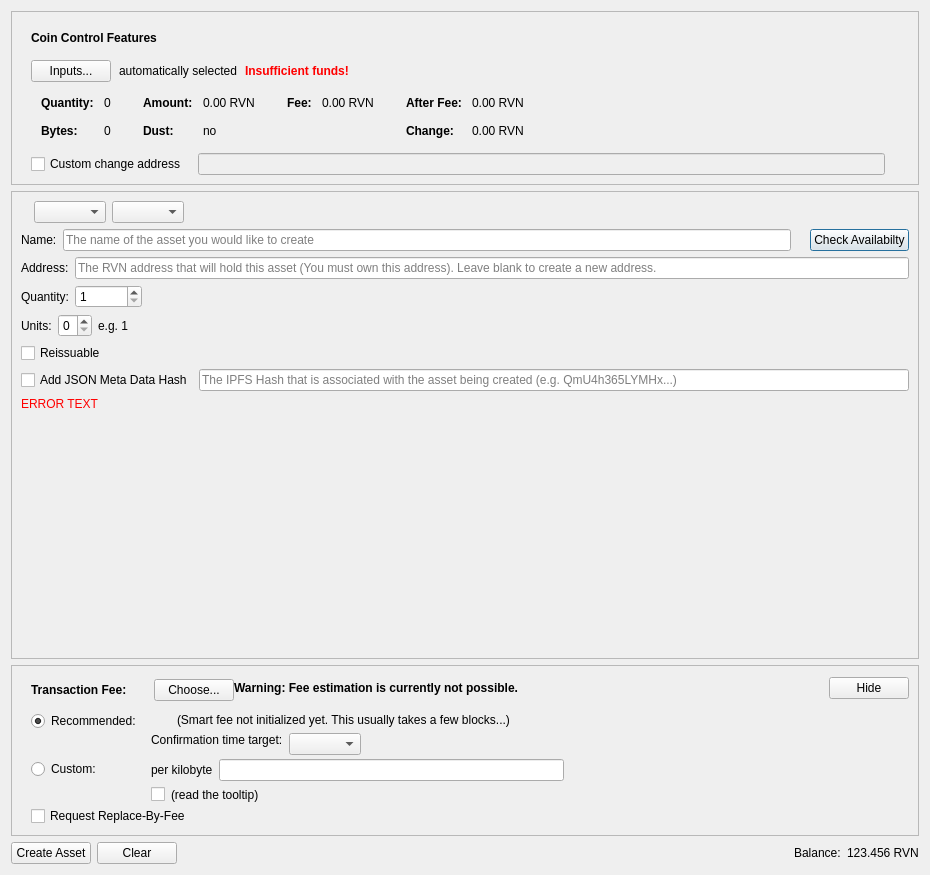
Old version of the form src/qt/forms/createassetdialog.ui in the repository RavenProject/Ravencoin.
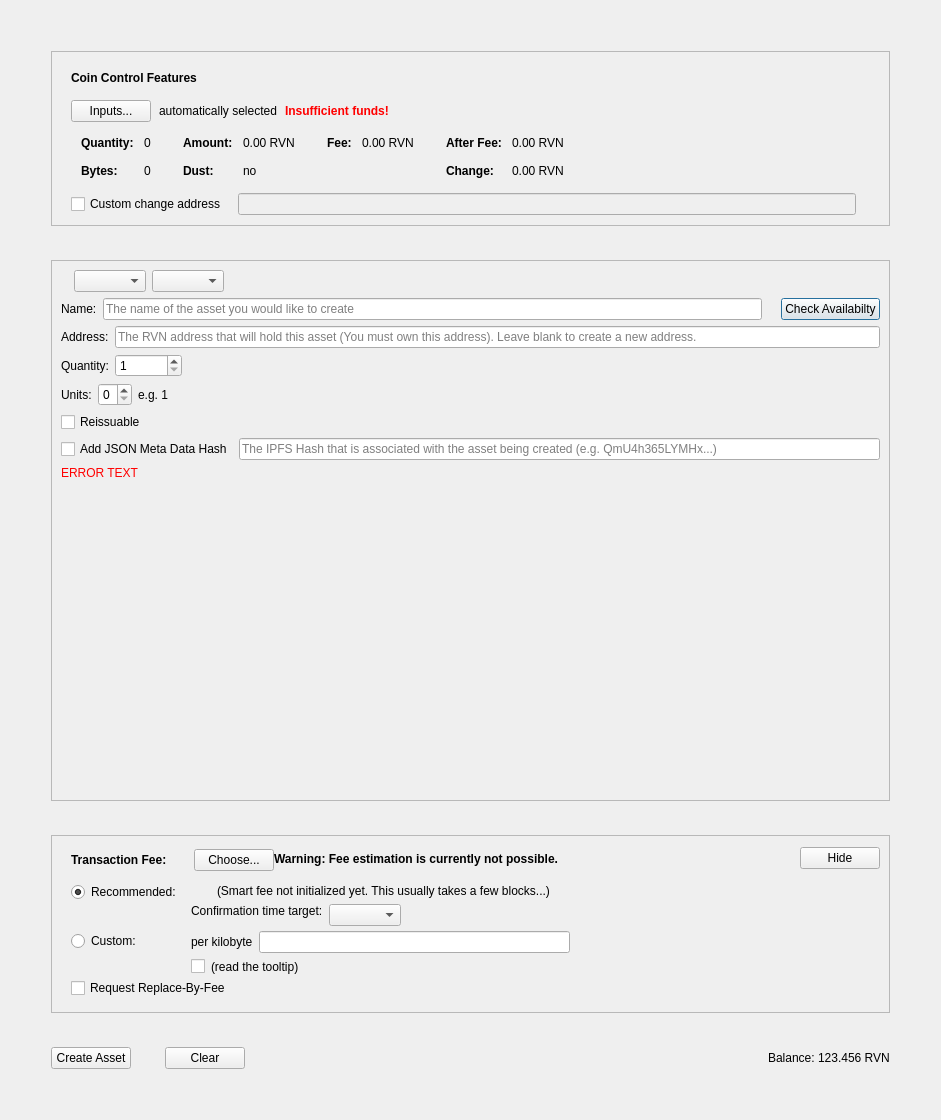
New version of the form. Custom widgets are drawn as their Qt base class.

Diff of the .ui file:
```diff
--- a/src/qt/forms/createassetdialog.ui
+++ b/src/qt/forms/createassetdialog.ui
@@ -9,8 +9,8 @@
    <rect>
     <x>0</x>
     <y>0</y>
-    <width>930</width>
-    <height>875</height>
+    <width>941</width>
+    <height>1120</height>
    </rect>
   </property>
   <property name="sizePolicy">
@@ -30,9 +30,26 @@
   </property>
   <layout class="QVBoxLayout" name="verticalLayout">
    <item>
+    <layout class="QVBoxLayout" name="verticalLayout_5">
+     <property name="spacing">
+      <number>34</number>
+     </property>
+     <property name="leftMargin">
+      <number>40</number>
+     </property>
+     <property name="topMargin">
+      <number>40</number>
+     </property>
+     <property name="rightMargin">
+      <number>40</number>
+     </property>
+     <property name="bottomMargin">
+      <number>40</number>
+     </property>
+     <item>
     <widget class="QFrame" name="frameCoinControl">
      <property name="sizePolicy">
-      <sizepolicy hsizetype="Expanding" vsizetype="Expanding">
+        <sizepolicy hsizetype="Expanding" vsizetype="Fixed">
        <horstretch>0</horstretch>
        <verstretch>0</verstretch>
       </sizepolicy>
@@ -835,6 +852,12 @@
    </item>
    <item>
     <widget class="QFrame" name="frameFee">
+       <property name="sizePolicy">
+        <sizepolicy hsizetype="Preferred" vsizetype="Fixed">
+         <horstretch>0</horstretch>
+         <verstretch>0</verstretch>
+        </sizepolicy>
+       </property>
      <property name="frameShape">
       <enum>QFrame::StyledPanel</enum>
      </property>
@@ -1347,6 +1370,11 @@
       </spacer>
      </item>
      <item>
+        <layout class="QHBoxLayout" name="horizontalLayout_7">
+         <property name="spacing">
+          <number>3</number>
+         </property>
+         <item>
       <widget class="QLabel" name="label">
        <property name="layoutDirection">
         <enum>Qt::RightToLeft</enum>
@@ -1368,8 +1396,9 @@
      </item>
     </layout>
    </item>
-   <item>
-    <layout class="QHBoxLayout" name="horizontalLayout_11"/>
+      </layout>
+     </item>
+    </layout>
    </item>
   </layout>
  </widget>
```
Lines whose indentation alone changed are shown as unchanged.
